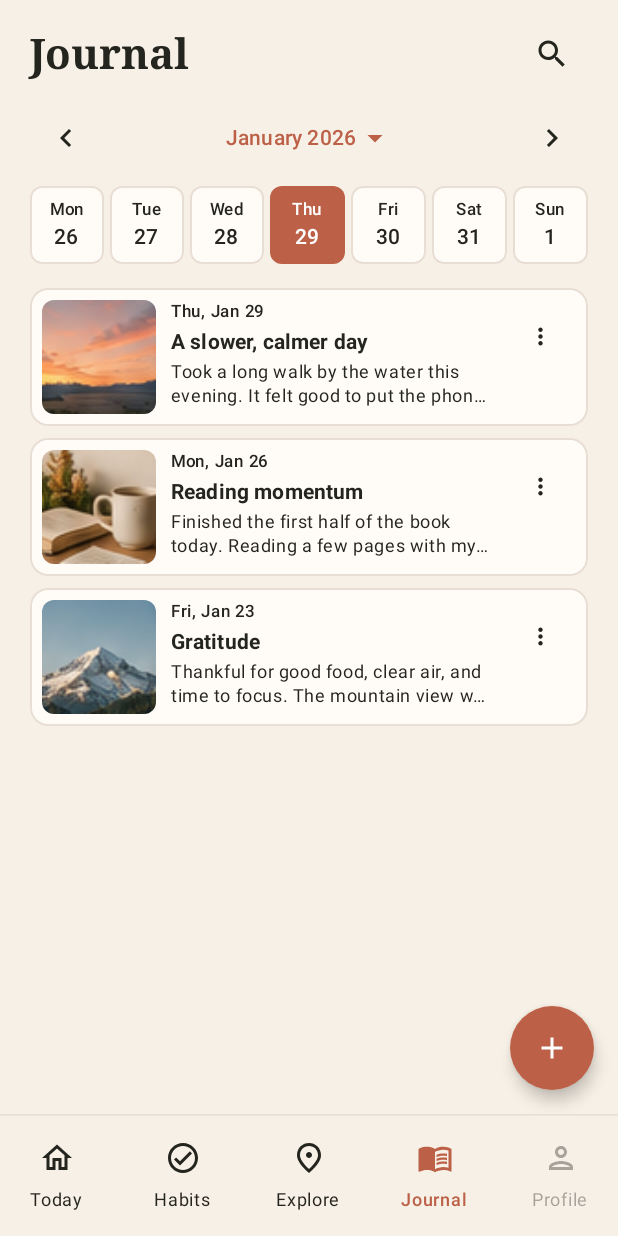
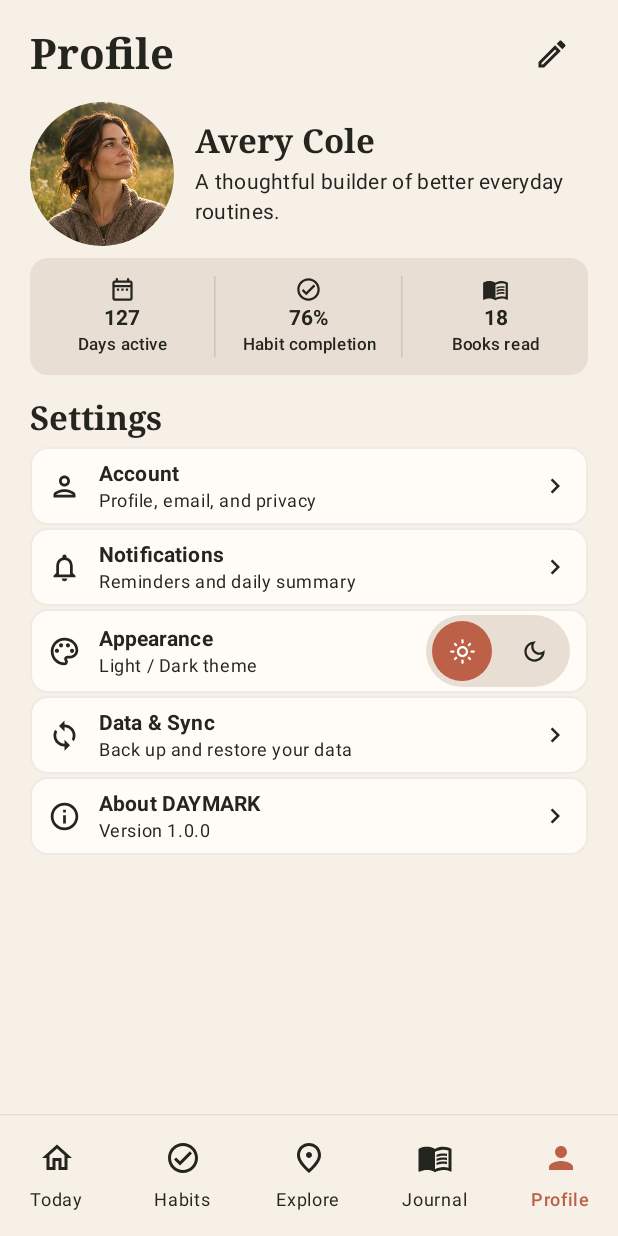
Before and after one commit to Shruti2208/Daymark-compose-ui, an Android app built with Jetpack Compose: the screen it shows after launch (MainActivity), item 5 of the bottom bar chosen, on a phone screen of 412 x 824 dp. Run offline under Robolectric (Android 15) with nearby library versions, the phone set to English and light mode, and no system bars.

Commit message:
Add Profile screen with stats and appearance settings
Add Profile to bottom navigation and bundle a sample avatar and settings.
Share the stats row between Profile and Place Details.
Style the settings cards and connect the light and dark theme toggle.

```diff
--- a/app/src/main/java/com/example/daymark_compose_ui/MainActivity.kt
+++ b/app/src/main/java/com/example/daymark_compose_ui/MainActivity.kt
@@ -4,6 +4,12 @@ import android.os.Bundle
 import androidx.activity.ComponentActivity
 import androidx.activity.compose.setContent
 import androidx.activity.enableEdgeToEdge
+import androidx.compose.runtime.SideEffect
+import androidx.compose.runtime.getValue
+import androidx.compose.runtime.mutableStateOf
+import androidx.compose.runtime.saveable.rememberSaveable
+import androidx.compose.runtime.setValue
+import androidx.core.view.WindowCompat
 import com.example.daymark_compose_ui.ui.components.DaymarkApp
 import com.example.daymark_compose_ui.ui.theme.DaymarkcomposeuiTheme
 
@@ -12,8 +18,14 @@ class MainActivity : ComponentActivity() {
         super.onCreate(savedInstanceState)
         enableEdgeToEdge()
         setContent {
-            DaymarkcomposeuiTheme {
-                DaymarkApp()
+            var darkTheme by rememberSaveable { mutableStateOf(false) }
+            SideEffect {
+                val controller = WindowCompat.getInsetsController(window, window.decorView)
+                controller.isAppearanceLightStatusBars = !darkTheme
+                controller.isAppearanceLightNavigationBars = !darkTheme
+            }
+            DaymarkcomposeuiTheme(darkTheme = darkTheme) {
+                DaymarkApp(darkTheme = darkTheme, onThemeChange = { darkTheme = it })
             }
         }
     }
--- a/app/src/main/java/com/example/daymark_compose_ui/data/SampleData.kt
+++ b/app/src/main/java/com/example/daymark_compose_ui/data/SampleData.kt
@@ -4,7 +4,12 @@ import androidx.compose.material.icons.Icons
 import androidx.compose.material.icons.automirrored.outlined.DirectionsRun
 import androidx.compose.material.icons.automirrored.outlined.MenuBook
 import androidx.compose.material.icons.outlined.Laptop
+import androidx.compose.material.icons.outlined.Info
+import androidx.compose.material.icons.outlined.Notifications
+import androidx.compose.material.icons.outlined.Palette
+import androidx.compose.material.icons.outlined.Person
 import androidx.compose.material.icons.outlined.SelfImprovement
+import androidx.compose.material.icons.outlined.Sync
 import androidx.compose.material.icons.outlined.WaterDrop
 import com.example.daymark_compose_ui.R
 
@@ -74,4 +79,11 @@ class SampleData {
             imageRes = R.drawable.journal_gratitude
         )
     )
+    val sampleSettingsItems = listOf(
+        SettingsItem("account", "Account", "Profile, email, and privacy", Icons.Outlined.Person),
+        SettingsItem("notifications", "Notifications", "Reminders and daily summary", Icons.Outlined.Notifications),
+        SettingsItem("appearance", "Appearance", "Light / Dark theme", Icons.Outlined.Palette),
+        SettingsItem("data_sync", "Data & Sync", "Back up and restore your data", Icons.Outlined.Sync),
+        SettingsItem("about", "About DAYMARK", "Version 1.0.0", Icons.Outlined.Info)
+    )
 }
--- /dev/null
+++ b/app/src/main/java/com/example/daymark_compose_ui/data/SettingsItem.kt
@@ -0,0 +1,10 @@
+package com.example.daymark_compose_ui.data
+
+import androidx.compose.ui.graphics.vector.ImageVector
+
+data class SettingsItem(
+    val id: String,
+    val title: String,
+    val subtitle: String,
+    val icon: ImageVector
+)
--- a/app/src/main/java/com/example/daymark_compose_ui/ui/components/DaymarkApp.kt
+++ b/app/src/main/java/com/example/daymark_compose_ui/ui/components/DaymarkApp.kt
@@ -22,10 +22,11 @@ import com.example.daymark_compose_ui.ui.components.explore.placeDetails.PlaceDe
 import com.example.daymark_compose_ui.data.SampleData
 import com.example.daymark_compose_ui.ui.components.habits.HabitsScreen
 import com.example.daymark_compose_ui.ui.components.journal.JournalScreen
+import com.example.daymark_compose_ui.ui.components.profile.ProfileScreen
 import com.example.daymark_compose_ui.ui.components.today.TodayScreen
 
 @Composable
-internal fun DaymarkApp() {
+internal fun DaymarkApp(darkTheme: Boolean, onThemeChange: (Boolean) -> Unit) {
     val navController = rememberNavController()
     val backStackEntry by navController.currentBackStackEntryAsState()
     val todayRoute = requireNotNull(DaymarkTab.Today.route)
@@ -33,10 +34,11 @@ internal fun DaymarkApp() {
     val exploreRoute = requireNotNull(DaymarkTab.Explore.route)
     val detailsRoute = "$exploreRoute/place/{placeId}"
     val journalRoute = requireNotNull(DaymarkTab.Journal.route)
+    val profileRoute = requireNotNull(DaymarkTab.Profile.route)
 
     val places = remember { SampleData().samplePlaces }
     val journalEntries = remember { SampleData().sampleJournalEntries }
-    val sampleWeek = remember { SampleData().sampleWeek }
+    val settingsOptions = remember { SampleData().sampleSettingsItems }
 
     var favoriteIds by rememberSaveable { mutableStateOf(intArrayOf()) }
     val toggleFavorite: (Int) -> Unit = { id ->
@@ -51,6 +53,7 @@ internal fun DaymarkApp() {
         habitsRoute -> DaymarkTab.Habits
         exploreRoute -> DaymarkTab.Explore
         journalRoute -> DaymarkTab.Journal
+        profileRoute -> DaymarkTab.Profile
         else -> DaymarkTab.Today
     }
     val selectTab: (DaymarkTab) -> Unit = { tab ->
@@ -97,6 +100,9 @@ internal fun DaymarkApp() {
             composable (journalRoute){
                 JournalScreen(journalEntries)
             }
+            composable(profileRoute) {
+                ProfileScreen(settingsOptions, darkTheme, onThemeChange)
+            }
             composable(detailsRoute, arguments = listOf(navArgument("placeId") { type = NavType.IntType })) { entry ->
                 val placeId = entry.arguments?.getInt("placeId")
                 PlaceDetailsScreen(
--- a/app/src/main/java/com/example/daymark_compose_ui/ui/components/DaymarkNavigationBar.kt
+++ b/app/src/main/java/com/example/daymark_compose_ui/ui/components/DaymarkNavigationBar.kt
@@ -41,7 +41,7 @@ internal enum class DaymarkTab(
         Icons.AutoMirrored.Outlined.MenuBook,
         Icons.AutoMirrored.Filled.MenuBook,"journal"
     ),
-    Profile(R.string.tab_profile, Icons.Outlined.Person, Icons.Filled.Person)
+    Profile(R.string.tab_profile, Icons.Outlined.Person, Icons.Filled.Person,"profile")
 }
 
 @Composable
--- /dev/null
+++ b/app/src/main/java/com/example/daymark_compose_ui/ui/components/StatsRow.kt
@@ -0,0 +1,68 @@
+package com.example.daymark_compose_ui.ui.components
+
+import androidx.compose.foundation.layout.Column
+import androidx.compose.foundation.layout.IntrinsicSize
+import androidx.compose.foundation.layout.Row
+import androidx.compose.foundation.layout.fillMaxHeight
+import androidx.compose.foundation.layout.fillMaxWidth
+import androidx.compose.foundation.layout.height
+import androidx.compose.foundation.layout.padding
+import androidx.compose.foundation.layout.size
+import androidx.compose.material3.Icon
+import androidx.compose.material3.MaterialTheme
+import androidx.compose.material3.Surface
+import androidx.compose.material3.Text
+import androidx.compose.material3.VerticalDivider
+import androidx.compose.runtime.Composable
+import androidx.compose.ui.Alignment
+import androidx.compose.ui.Modifier
+import androidx.compose.ui.graphics.vector.ImageVector
+import androidx.compose.ui.text.font.FontWeight
+import androidx.compose.ui.text.style.TextAlign
+import androidx.compose.ui.unit.dp
+
+internal data class StatItem(val label: String, val value: String, val icon: ImageVector)
+
+@Composable
+internal fun StatsRow(
+    stats: List<StatItem>,
+    modifier: Modifier = Modifier,
+    valueFirst: Boolean = false
+) {
+    if (stats.isEmpty()) return
+
+    Surface(
+        modifier = modifier.fillMaxWidth(),
+        shape = MaterialTheme.shapes.medium,
+        color = MaterialTheme.colorScheme.surface
+    ) {
+        Row(
+            modifier = Modifier.padding(vertical = 12.dp).height(IntrinsicSize.Min),
+            verticalAlignment = Alignment.CenterVertically
+        ) {
+            stats.forEachIndexed { index, (label, value, icon) ->
+                if (index > 0) {
+                    VerticalDivider(
+                        modifier = Modifier.fillMaxHeight(),
+                        color = MaterialTheme.colorScheme.onSurface.copy(alpha = 0.14f)
+                    )
+                }
+                Column(
+                    modifier = Modifier.weight(1f).padding(horizontal = 4.dp),
+                    horizontalAlignment = Alignment.CenterHorizontally
+                ) {
+                    Icon(icon, contentDescription = null, modifier = Modifier.size(18.dp))
+                    val labelStyle = MaterialTheme.typography.labelSmall
+                    val valueStyle = MaterialTheme.typography.titleSmall
+                    if (valueFirst) {
+                        Text(value, style = valueStyle, fontWeight = FontWeight.Bold, textAlign = TextAlign.Center)
+                        Text(label, style = labelStyle, textAlign = TextAlign.Center)
+                    } else {
+                        Text(label, style = labelStyle, textAlign = TextAlign.Center)
+                        Text(value, style = valueStyle, textAlign = TextAlign.Center)
+                    }
+                }
+            }
+        }
+    }
+}
--- a/app/src/main/java/com/example/daymark_compose_ui/ui/components/explore/placeDetails/PlaceDetailsScreen.kt
+++ b/app/src/main/java/com/example/daymark_compose_ui/ui/components/explore/placeDetails/PlaceDetailsScreen.kt
@@ -4,14 +4,11 @@ import android.content.Intent
 import androidx.compose.foundation.layout.Arrangement
 import androidx.compose.foundation.layout.Column
 import androidx.compose.foundation.layout.FlowRow
-import androidx.compose.foundation.layout.IntrinsicSize
 import androidx.compose.foundation.layout.Row
 import androidx.compose.foundation.layout.Spacer
 import androidx.compose.foundation.layout.aspectRatio
-import androidx.compose.foundation.layout.fillMaxHeight
 import androidx.compose.foundation.layout.fillMaxSize
 import androidx.compose.foundation.layout.fillMaxWidth
-import androidx.compose.foundation.layout.height
 import androidx.compose.foundation.layout.padding
 import androidx.compose.foundation.layout.size
 import androidx.compose.foundation.rememberScrollState
@@ -34,17 +31,17 @@ import androidx.compose.material3.IconButton
 import androidx.compose.material3.MaterialTheme
 import androidx.compose.material3.Surface
 import androidx.compose.material3.Text
-import androidx.compose.material3.VerticalDivider
 import androidx.compose.runtime.Composable
 import androidx.compose.ui.Alignment
 import androidx.compose.ui.Modifier
 import androidx.compose.ui.draw.clip
 import androidx.compose.ui.platform.LocalContext
 import androidx.compose.ui.res.stringResource
-import androidx.compose.ui.text.style.TextAlign
 import androidx.compose.ui.unit.dp
 import com.example.daymark_compose_ui.R
 import com.example.daymark_compose_ui.data.Place
+import com.example.daymark_compose_ui.ui.components.StatItem
+import com.example.daymark_compose_ui.ui.components.StatsRow
 import com.example.daymark_compose_ui.ui.components.explore.FavoriteButton
 import com.example.daymark_compose_ui.ui.components.explore.PlaceImage
 import com.example.daymark_compose_ui.ui.components.explore.RatingRow
@@ -165,34 +162,8 @@ private fun PlaceStats(place: Place) {
         Triple(R.string.place_elevation, place.elevation, Icons.Outlined.Terrain),
         Triple(R.string.place_trail_length, place.trailLength, Icons.Outlined.Route),
         Triple(R.string.place_estimated_time, place.estimatedTime, Icons.Outlined.AccessTime)
-    ).filter { (_, value, _) -> value != null }
-    if (stats.isEmpty()) return
-
-    Surface(
-        modifier = Modifier.fillMaxWidth(),
-        shape = MaterialTheme.shapes.medium,
-        color = MaterialTheme.colorScheme.surface
-    ) {
-        Row(
-            modifier = Modifier.padding(vertical = 12.dp).height(IntrinsicSize.Min),
-            verticalAlignment = Alignment.CenterVertically
-        ) {
-            stats.forEachIndexed { index, (label, value, icon) ->
-                if (index > 0) {
-                    VerticalDivider(
-                        modifier = Modifier.fillMaxHeight(),
-                        color = MaterialTheme.colorScheme.onSurface.copy(alpha = 0.14f)
-                    )
-                }
-                Column(
-                    modifier = Modifier.weight(1f).padding(horizontal = 4.dp),
-                    horizontalAlignment = Alignment.CenterHorizontally
-                ) {
-                    Icon(icon, contentDescription = null, modifier = Modifier.size(18.dp))
-                    Text(stringResource(label), style = MaterialTheme.typography.labelSmall, textAlign = TextAlign.Center)
-                    Text(value.orEmpty(), style = MaterialTheme.typography.titleSmall, textAlign = TextAlign.Center)
-                }
-            }
-        }
+    ).mapNotNull { (label, value, icon) ->
+        value?.let { StatItem(stringResource(label), it, icon) }
     }
+    StatsRow(stats)
 }
--- /dev/null
+++ b/app/src/main/java/com/example/daymark_compose_ui/ui/components/profile/ProfileScreen.kt
@@ -0,0 +1,184 @@
+package com.example.daymark_compose_ui.ui.components.profile
+
+import androidx.compose.foundation.BorderStroke
+import androidx.compose.foundation.Image
+import androidx.compose.foundation.layout.Arrangement
+import androidx.compose.foundation.layout.Column
+import androidx.compose.foundation.layout.PaddingValues
+import androidx.compose.foundation.layout.Row
+import androidx.compose.foundation.layout.Spacer
+import androidx.compose.foundation.layout.fillMaxSize
+import androidx.compose.foundation.layout.fillMaxWidth
+import androidx.compose.foundation.layout.height
+import androidx.compose.foundation.layout.heightIn
+import androidx.compose.foundation.layout.padding
+import androidx.compose.foundation.layout.size
+import androidx.compose.foundation.layout.width
+import androidx.compose.foundation.lazy.LazyColumn
+import androidx.compose.foundation.selection.selectableGroup
+import androidx.compose.foundation.shape.CircleShape
+import androidx.compose.material.icons.Icons
+import androidx.compose.material.icons.automirrored.outlined.MenuBook
+import androidx.compose.material.icons.automirrored.outlined.KeyboardArrowRight
+import androidx.compose.material.icons.outlined.CheckCircle
+import androidx.compose.material.icons.outlined.DateRange
+import androidx.compose.material.icons.outlined.Edit
+import androidx.compose.material.icons.outlined.DarkMode
+import androidx.compose.material.icons.outlined.LightMode
+import androidx.compose.material3.Card
+import androidx.compose.material3.CardDefaults
+import androidx.compose.material3.Icon
+import androidx.compose.material3.IconButton
+import androidx.compose.material3.IconToggleButton
+import androidx.compose.material3.IconButtonDefaults
+import androidx.compose.material3.MaterialTheme
+import androidx.compose.material3.Surface
+import androidx.compose.material3.Text
+import androidx.compose.runtime.Composable
+import androidx.compose.ui.Alignment
+import androidx.compose.ui.Modifier
+import androidx.compose.ui.draw.clip
+import androidx.compose.ui.layout.ContentScale
+import androidx.compose.ui.res.painterResource
+import androidx.compose.ui.res.stringResource
+import androidx.compose.ui.text.font.FontWeight
+import androidx.compose.ui.unit.dp
+import com.example.daymark_compose_ui.R
+import com.example.daymark_compose_ui.data.SettingsItem
+import com.example.daymark_compose_ui.ui.components.StatItem
+import com.example.daymark_compose_ui.ui.components.StatsRow
+
+@Composable
+fun ProfileScreen(
+    settingsOptions: List<SettingsItem>,
+    darkTheme: Boolean,
+    onThemeChange: (Boolean) -> Unit
+) {
+    LazyColumn(modifier = Modifier.fillMaxSize(),
+        contentPadding = PaddingValues(start = 20.dp, top = 12.dp, end = 20.dp, bottom = 16.dp),
+        verticalArrangement = Arrangement.spacedBy(8.dp)) {
+        item(key = "header") {
+
+            Row(modifier = Modifier.fillMaxWidth(),
+                horizontalArrangement = Arrangement.SpaceBetween,
+                verticalAlignment = Alignment.CenterVertically) {
+                Text(text = stringResource(R.string.tab_profile),
+                    style = MaterialTheme.typography.headlineLarge)
+                IconButton(onClick = {}) {
+                    Icon(Icons.Outlined.Edit, stringResource(R.string.profile_edit))
+                }
+            }
+        }
+        item(key = "personalDetails") {
+            Row(modifier = Modifier.fillMaxWidth(),
+                horizontalArrangement = Arrangement.SpaceBetween,
+                verticalAlignment = Alignment.CenterVertically) {
+                Image(painter = painterResource(R.drawable.profile_avatar),
+                    contentDescription = null, modifier = Modifier
+                        .size(96.dp)
+                        .clip(CircleShape),
+                    contentScale = ContentScale.Crop)
+                Spacer(Modifier.width(14.dp))
+                Column(
+                    modifier = Modifier.weight(1f),
+                    verticalArrangement = Arrangement.spacedBy(4.dp)
+                ) {
+                    Text("Avery Cole", style = MaterialTheme.typography.titleLarge)
+                    Text(
+                        "A thoughtful builder of better everyday routines.",
+                        style = MaterialTheme.typography.bodyMedium
+                    )
+                }
+            }
+        }
+        item(key = "stats") {
+            StatsRow(stats = listOf(StatItem(stringResource(R.string.profile_days_active), "127",
+                Icons.Outlined.DateRange),
+                StatItem(stringResource(R.string.profile_habit_completion), "76%",
+                    Icons.Outlined.CheckCircle),
+                StatItem(stringResource(R.string.profile_books_read), "18",
+                    Icons.AutoMirrored.Outlined.MenuBook)),
+                valueFirst = true
+            )
+            Spacer(Modifier.height(8.dp))
+        }
+        item(key = "settings") {
+            Text(text = stringResource(R.string.settings),
+                style = MaterialTheme.typography.titleLarge)
+            Spacer(Modifier.height(6.dp))
+            Column(verticalArrangement = Arrangement.spacedBy(2.dp)) {
+                settingsOptions.forEach { entry ->
+                    SettingsOptions(
+                        settingsOptions = entry,
+                        darkTheme = darkTheme,
+                        onThemeChange = onThemeChange
+                    )
+                }
+            }
+        }
+
+    }
+}
+
+@Composable
+fun SettingsOptions(
+    settingsOptions: SettingsItem,
+    darkTheme: Boolean,
+    onThemeChange: (Boolean) -> Unit,
+    modifier: Modifier = Modifier
+) {
+    val colors = MaterialTheme.colorScheme
+
+    Card(modifier = modifier.fillMaxWidth(), shape = MaterialTheme.shapes.medium,
+        colors = CardDefaults.cardColors(containerColor = colors.surfaceContainerLowest),
+        border = BorderStroke(1.dp, colors.onSurface.copy(alpha = 0.08f))) {
+        Row(
+            modifier = Modifier.fillMaxWidth().heightIn(min = 52.dp)
+                .padding(horizontal = 12.dp, vertical = 4.dp),
+            horizontalArrangement = Arrangement.spacedBy(12.dp),
+            verticalAlignment = Alignment.CenterVertically
+        ) {
+            Icon(settingsOptions.icon, contentDescription = null, modifier = Modifier.size(22.dp))
+            Column(modifier = Modifier.weight(1f)) {
+                Text(settingsOptions.title, style = MaterialTheme.typography.titleSmall, fontWeight = FontWeight.Bold)
+                Text(settingsOptions.subtitle, style = MaterialTheme.typography.bodySmall)
+            }
+            if (settingsOptions.id == "appearance") {
+                AppearanceToggle(darkTheme, onThemeChange)
+            } else {
+                Icon(
+                    Icons.AutoMirrored.Outlined.KeyboardArrowRight,
+                    contentDescription = null,
+                    modifier = Modifier.size(20.dp)
+                )
+            }
+        }
+    }
+}
+
+@Composable
+private fun AppearanceToggle(darkTheme: Boolean, onThemeChange: (Boolean) -> Unit) {
+    val colors = MaterialTheme.colorScheme
+    Surface(shape = CircleShape, color = colors.surface) {
+        Row(modifier = Modifier.selectableGroup()) {
+            listOf(false, true).forEach { dark ->
+                IconToggleButton(
+                    checked = dark == darkTheme,
+                    onCheckedChange = { onThemeChange(dark) },
+                    colors = IconButtonDefaults.iconToggleButtonColors(
+                        checkedContainerColor = colors.primary,
+                        checkedContentColor = colors.onPrimary
+                    )
+                ) {
+                    Icon(
+                        imageVector = if (dark) Icons.Outlined.DarkMode else Icons.Outlined.LightMode,
+                        contentDescription = stringResource(
+                            if (dark) R.string.profile_dark_theme else R.string.profile_light_theme
+                        ),
+                        modifier = Modifier.size(18.dp)
+                    )
+                }
+            }
+        }
+    }
+}
--- a/app/src/main/res/values/strings.xml
+++ b/app/src/main/res/values/strings.xml
@@ -34,6 +34,14 @@
     <string name="journal_entry_options">Options for %1$s</string>
     <string name="journal_share_entry">Share entry</string>
     <string name="tab_profile">Profile</string>
+    <string name="profile_edit">Edit profile</string>
+    <string name="profile_days_active">Days active</string>
+    <string name="profile_habit_completion">Habit completion</string>
+    <string name="profile_books_read">Books read</string>
     <string name="habits_loading">Loading habits…</string>
     <string name="habits_empty_filter">No habits in this category.</string>
+    <string name="settings">Settings</string>
+    <string name="profile_light_theme">Light theme</string>
+    <string name="profile_dark_theme">Dark theme</string>
+
 </resources>
```
Also changed, not shown: app/src/main/res/drawable-nodpi/profile_avatar.jpg (added).
